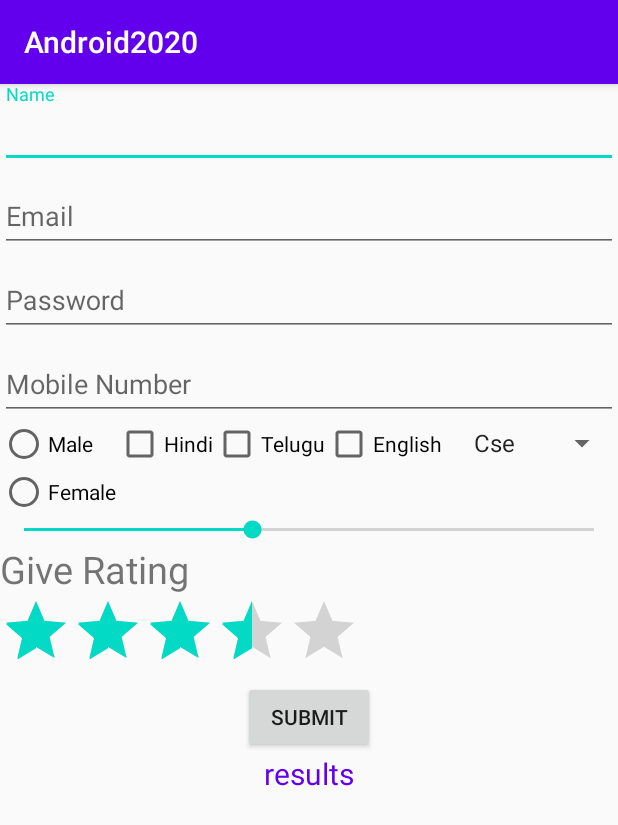
After one commit to Muneiahtellakula/android_development, an Android app: the InputControlActivity screen opened directly, with no data from a screen before it, on a phone screen of 412 x 824 dp. The commit adds this screen. Shown: the top 825 px of the screen. Run offline under Robolectric (Android 15) with nearby library versions, the phone set to English and light mode, and no system bars.

Commit message:
Input Controls Added

```diff
--- a/Android2020/app/src/main/AndroidManifest.xml
+++ b/Android2020/app/src/main/AndroidManifest.xml
@@ -9,7 +9,8 @@
         android:roundIcon="@mipmap/ic_launcher_round"
         android:supportsRtl="true"
         android:theme="@style/AppTheme">
-        <activity android:name=".RecyclerView.RecyclerViewDemo"></activity>
+        <activity android:name=".InputControls.InputControlActivity"></activity>
+        <activity android:name=".RecyclerView.RecyclerViewDemo" />
         <activity android:name=".Intents.IntentsActivity" />
         <activity android:name=".text_and_scrollView.TextAndScrollViewActivity" />
         <activity android:name=".HelloToast.Hello_Toast_Class" />
--- /dev/null
+++ b/Android2020/app/src/main/java/com/muneiah/android2020/InputControls/InputControlActivity.java
@@ -0,0 +1,74 @@
+
+package com.muneiah.android2020.InputControls;
+
+import androidx.appcompat.app.AppCompatActivity;
+
+import android.os.Bundle;
+import android.view.View;
+import android.widget.RatingBar;
+import android.widget.SeekBar;
+import android.widget.TextView;
+import android.widget.Toast;
+
+import com.google.android.material.textfield.TextInputLayout;
+import com.muneiah.android2020.R;
+
+public class InputControlActivity extends AppCompatActivity {
+RatingBar ratingBar;
+SeekBar seekBar;
+TextInputLayout nam,pas,mail,mob;
+TextView t;
+    @Override
+    protected void onCreate(Bundle savedInstanceState) {
+        super.onCreate(savedInstanceState);
+        setContentView(R.layout.activity_input_control);
+      init();
+
+        seekBar.setOnSeekBarChangeListener(new SeekBar.OnSeekBarChangeListener() {
+            @Override
+            public void onProgressChanged(SeekBar seekBar, int progress, boolean fromUser) {
+                Toast.makeText(InputControlActivity.this, "Progress is "+progress, Toast.LENGTH_SHORT).show();
+            }
+
+            @Override
+            public void onStartTrackingTouch(SeekBar seekBar) {
+
+            }
+
+            @Override
+            public void onStopTrackingTouch(SeekBar seekBar) {
+
+            }
+        });
+        ratingBar.setOnRatingBarChangeListener(new RatingBar.OnRatingBarChangeListener() {
+            @Override
+            public void onRatingChanged(RatingBar ratingBar, float rating, boolean fromUser) {
+
+                Toast.makeText(InputControlActivity.this, "Rating "+rating, Toast.LENGTH_SHORT).show();
+            }
+        });
+    }
+
+    private void init() {
+        ratingBar=findViewById(R.id.rb);
+        seekBar=findViewById(R.id.seek);
+        t=findViewById(R.id.tvresult);
+        nam=findViewById(R.id.name);
+        mail=findViewById(R.id.email);
+        mob=findViewById(R.id.mobile);
+        pas=findViewById(R.id.password);
+    }
+
+    public void submitValues(View view) {
+        int noofstars = ratingBar.getNumStars();
+        float getrating = ratingBar.getRating();
+        Toast.makeText(this, "Rating: "+getrating+"/"+noofstars, Toast.LENGTH_SHORT).show();
+
+        String myname=nam.getEditText().getText().toString();
+        String mymail=mail.getEditText().getText().toString();
+        String mymob=mob.getEditText().getText().toString();
+                t.setText("Rating: "+getrating+"/"+noofstars+"\n\n"+myname+"\n\n"+mymail
+                +"\n\n"+mymob);
+
+    }
+}
--- a/Android2020/app/src/main/java/com/muneiah/android2020/ui/home/HomeFragment.java
+++ b/Android2020/app/src/main/java/com/muneiah/android2020/ui/home/HomeFragment.java
@@ -16,6 +16,7 @@ import androidx.lifecycle.Observer;
 import androidx.lifecycle.ViewModelProviders;
 
 import com.muneiah.android2020.HelloToast.Hello_Toast_Class;
+import com.muneiah.android2020.InputControls.InputControlActivity;
 import com.muneiah.android2020.Intents.IntentsActivity;
 import com.muneiah.android2020.MainActivity;
 import com.muneiah.android2020.R;
@@ -35,6 +36,14 @@ public class HomeFragment extends Fragment {
         final Button scrollViewButton = root.findViewById(R.id.text_sroll_btn);
         final Button intentButton = root.findViewById(R.id.intents_button);
         final Button rec = root.findViewById(R.id.rec_button);
+        final Button usrInput = root.findViewById(R.id.button_input);
+        usrInput.setOnClickListener(new View.OnClickListener() {
+            @Override
+            public void onClick(View v) {
+                Intent intent=new Intent(getContext(), InputControlActivity.class);
+                startActivity(intent);
+            }
+        });
         rec.setOnClickListener(new View.OnClickListener() {
             @Override
             public void onClick(View v) {
--- /dev/null
+++ b/Android2020/app/src/main/res/layout/activity_input_control.xml
@@ -0,0 +1,148 @@
+<?xml version="1.0" encoding="utf-8"?>
+<LinearLayout
+    android:orientation="vertical"
+    xmlns:android="http://schemas.android.com/apk/res/android"
+    xmlns:app="http://schemas.android.com/apk/res-auto"
+    xmlns:tools="http://schemas.android.com/tools"
+    android:layout_width="match_parent"
+    android:layout_height="match_parent"
+    tools:context=".InputControls.InputControlActivity">
+
+    <com.google.android.material.textfield.TextInputLayout
+        android:layout_width="match_parent"
+        android:layout_height="wrap_content"
+
+        android:id="@+id/name">
+
+        <com.google.android.material.textfield.TextInputEditText
+            android:layout_width="match_parent"
+            android:layout_height="wrap_content"
+            android:inputType="textPersonName"
+            android:hint="Name" />
+    </com.google.android.material.textfield.TextInputLayout>
+
+    <com.google.android.material.textfield.TextInputLayout
+        android:layout_width="match_parent"
+        android:id="@+id/email"
+        android:layout_height="wrap_content">
+
+        <com.google.android.material.textfield.TextInputEditText
+            android:layout_width="match_parent"
+            android:layout_height="wrap_content"
+            android:inputType="textEmailAddress"
+            android:hint="Email" />
+    </com.google.android.material.textfield.TextInputLayout>
+
+    <com.google.android.material.textfield.TextInputLayout
+        android:layout_width="match_parent"
+        android:id="@+id/password"
+        android:layout_height="wrap_content">
+
+        <com.google.android.material.textfield.TextInputEditText
+            android:layout_width="match_parent"
+            android:layout_height="wrap_content"
+            android:inputType="textPassword"
+            android:hint="Password" />
+    </com.google.android.material.textfield.TextInputLayout>
+
+    <com.google.android.material.textfield.TextInputLayout
+        android:layout_width="match_parent"
+        android:id="@+id/mobile"
+        android:layout_height="wrap_content">
+
+        <com.google.android.material.textfield.TextInputEditText
+            android:layout_width="match_parent"
+            android:layout_height="wrap_content"
+            android:inputType="number"
+            android:hint="Mobile Number" />
+    </com.google.android.material.textfield.TextInputLayout>
+
+    <LinearLayout
+        android:layout_width="match_parent"
+        android:layout_height="wrap_content"
+        android:orientation="horizontal">
+
+        <RadioGroup
+            android:layout_width="wrap_content"
+            android:layout_height="wrap_content" >
+
+            <RadioButton
+                android:id="@+id/radioButton_m"
+                android:layout_width="wrap_content"
+                android:layout_height="wrap_content"
+                android:text="Male" />
+
+            <RadioButton
+                android:id="@+id/radioButton_f"
+                android:layout_width="wrap_content"
+                android:layout_height="wrap_content"
+                android:text="Female" />
+        </RadioGroup>
+
+        <CheckBox
+            android:id="@+id/checkBox_h"
+            android:layout_width="wrap_content"
+            android:layout_height="wrap_content"
+            android:text="Hindi" />
+        <CheckBox
+            android:id="@+id/checkBox_t"
+            android:layout_width="wrap_content"
+            android:layout_height="wrap_content"
+            android:text="Telugu" />
+        <CheckBox
+            android:id="@+id/checkBox_e"
+            android:layout_width="wrap_content"
+            android:layout_height="wrap_content"
+            android:text="English" />
+        <Spinner
+            android:entries="@array/branch"
+            android:textAlignment="center"
+            android:layout_width="match_parent"
+            android:layout_height="wrap_content"
+            android:id="@+id/spin"/>
+    </LinearLayout>
+    <LinearLayout
+        android:orientation="vertical"
+        android:layout_width="match_parent"
+        android:layout_height="wrap_content">
+
+        <SeekBar
+            android:layout_width="match_parent"
+            android:layout_height="wrap_content"
+            android:max="100"
+            android:id="@+id/seek"
+            android:progress="40"
+            />
+        <TextView
+            android:layout_width="wrap_content"
+            android:layout_height="wrap_content"
+            android:text="Give Rating"
+            android:textSize="25sp"/>
+        <RatingBar
+            android:layout_width="wrap_content"
+            android:layout_height="wrap_content"
+            android:numStars="5"
+            android:id="@+id/rb"
+            android:rating="3.5"/>
+    </LinearLayout>
+<Button
+    android:layout_width="wrap_content"
+    android:layout_height="wrap_content"
+    android:text="Submit"
+    android:onClick="submitValues"
+    android:layout_gravity="center"/>
+
+    <ScrollView
+        android:layout_width="match_parent"
+        android:layout_height="wrap_content">
+
+        <TextView
+            android:layout_width="wrap_content"
+            android:layout_height="wrap_content"
+            android:layout_gravity="center"
+            android:text="results"
+            android:textColor="@color/colorPrimary"
+            android:textSize="20sp"
+            android:id="@+id/tvresult"/>
+    </ScrollView>
+</LinearLayout>
--- a/Android2020/app/src/main/res/layout/fragment_home.xml
+++ b/Android2020/app/src/main/res/layout/fragment_home.xml
@@ -96,4 +96,16 @@
         app:layout_constraintEnd_toEndOf="parent"
         app:layout_constraintStart_toStartOf="parent"
         app:layout_constraintTop_toBottomOf="@+id/intents_button" />
+
+    <Button
+        android:id="@+id/button_input"
+        android:layout_width="wrap_content"
+        android:layout_height="wrap_content"
+        android:layout_marginStart="159dp"
+        android:layout_marginTop="20dp"
+        android:layout_marginEnd="185dp"
+        android:text="User Inputs"
+        app:layout_constraintEnd_toEndOf="parent"
+        app:layout_constraintStart_toStartOf="parent"
+        app:layout_constraintTop_toBottomOf="@+id/rec_button" />
 </androidx.constraintlayout.widget.ConstraintLayout>
--- a/Android2020/app/src/main/res/values/strings.xml
+++ b/Android2020/app/src/main/res/values/strings.xml
@@ -69,4 +69,11 @@
         <item>B.Tech</item>
         <item>M C A</item>
     </string-array>
+    <string-array name="branch">
+        <item>Cse</item>
+        <item>Ece</item>
+        <item>EEE</item>
+        <item>Mech</item>
+
+    </string-array>
 </resources>
```
